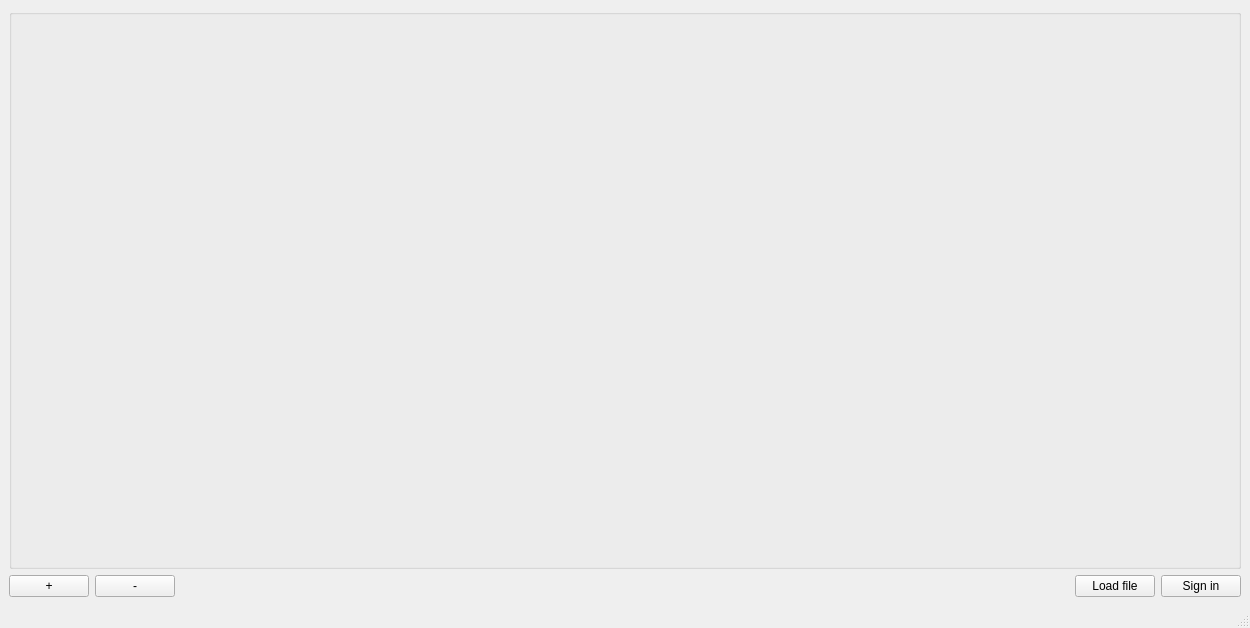
Couso99/EEG-Environment, file GUI/main_window.ui: the form before one commit.
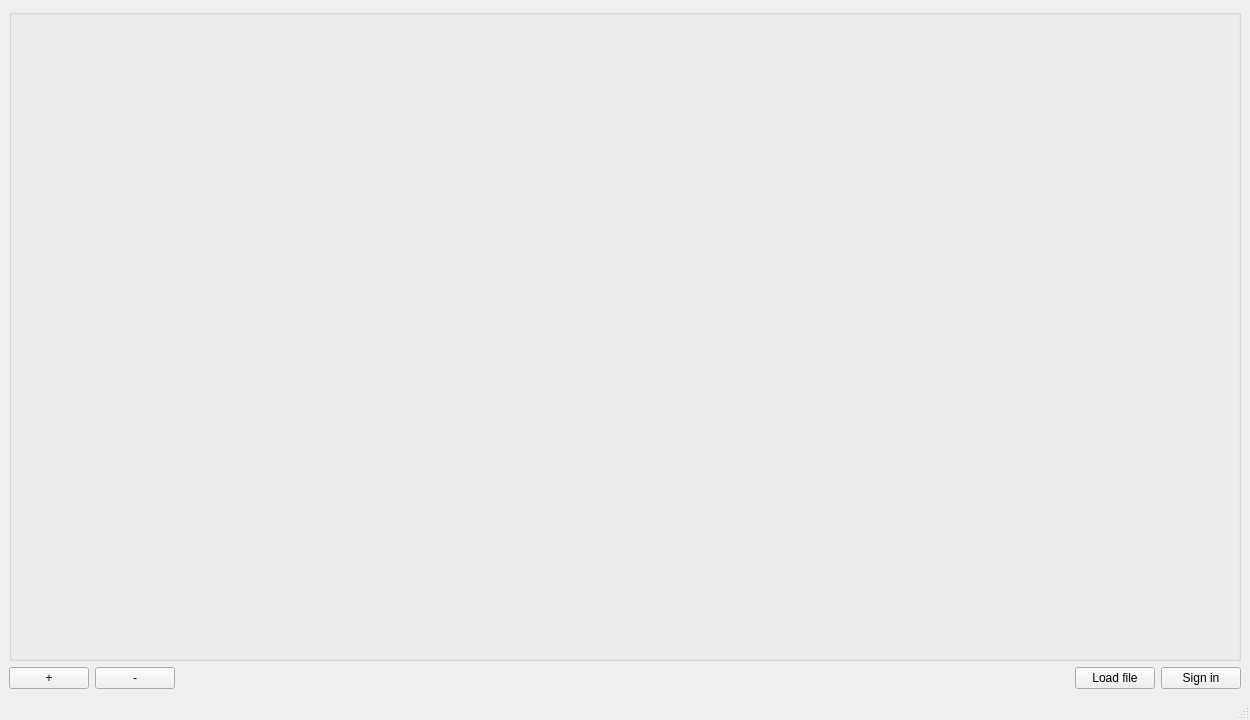
The form after the commit.

The edit to the form file:
```diff
--- a/GUI/main_window.ui
+++ b/GUI/main_window.ui
@@ -10,7 +10,7 @@
     <x>0</x>
     <y>0</y>
     <width>1250</width>
-    <height>628</height>
+    <height>720</height>
    </rect>
   </property>
   <property name="sizePolicy">
```
Left out of the diff: 6 changed lines with no effect on the pictures.
